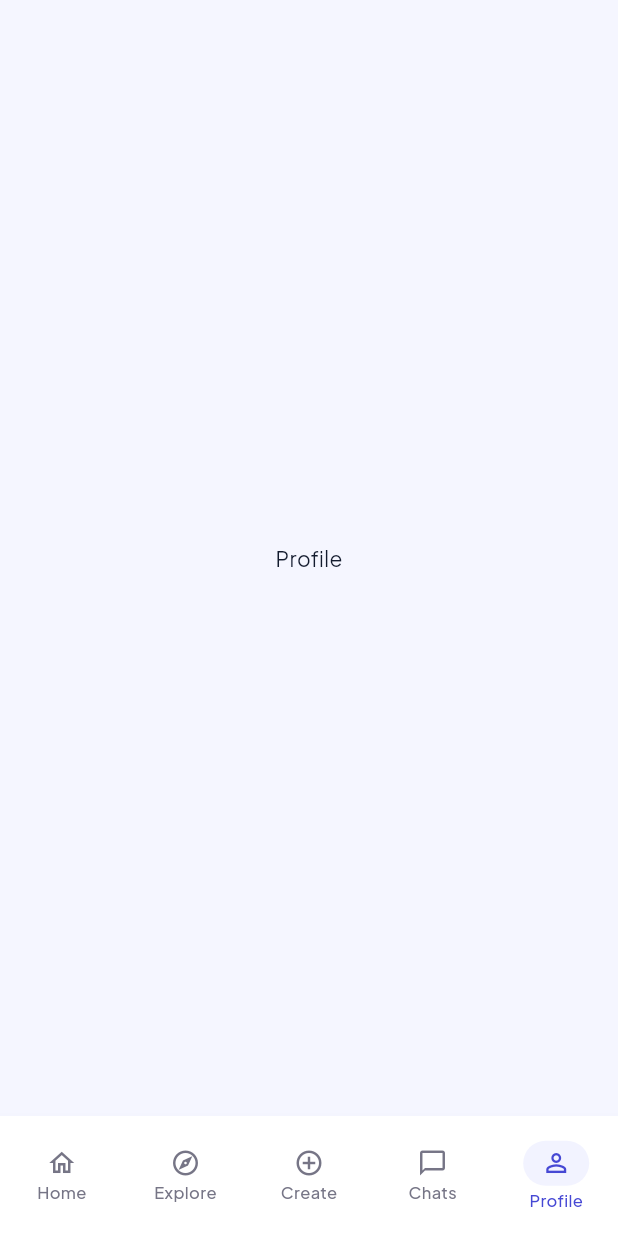
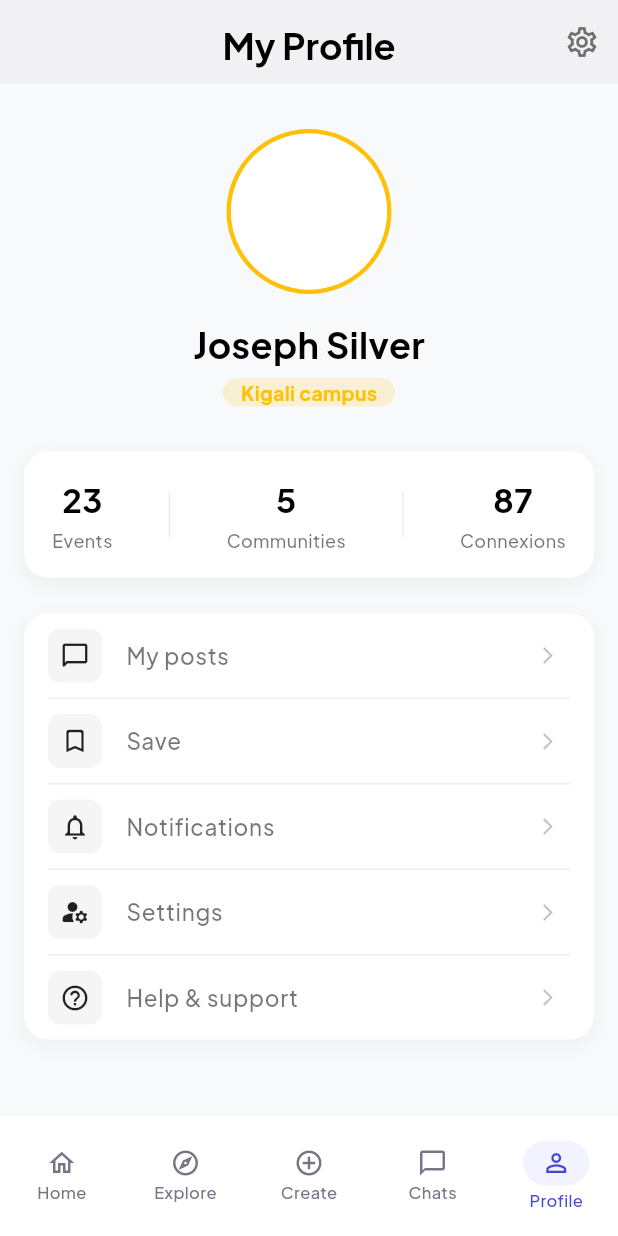
Before and after one commit to Udopara/Project1_Group-2, a Flutter app: the ProfileScreen screen opened by its route, on a phone screen of 412 x 824 dp. Run offline on Flutter 3.47's test engine with Material 3 defaults, Android fonts, the light colour scheme and no system bars; accounts and stored records are empty; network calls fail.

Commit message:
added features on profile

```diff
--- a/lib/ui/screens/profile_screen.dart
+++ b/lib/ui/screens/profile_screen.dart
@@ -6,9 +6,188 @@ class ProfileScreen extends StatelessWidget {
 
   @override
   Widget build(BuildContext context) {
-    return const Scaffold(
-      body: Center(child: Text('Profile')),
-      bottomNavigationBar: AppBottomNavBar(currentIndex: 4),
+    return Scaffold(
+      // we use blue/noir
+
+      backgroundColor: const Color(0xFFF8F9FA),
+
+      appBar: AppBar(
+        // Barre superieure avec le titre et l'icone d'engrenege
+        backgroundColor: Colors.grey[100],
+        elevation: 0.5,
+        automaticallyImplyLeading: false,
+        title: const Text(
+          'My Profile',
+          style: TextStyle(color: Colors.black, fontWeight: FontWeight.bold, fontSize: 24)
+        ),
+        actions: [
+          IconButton(
+            icon: const Icon(Icons.settings_outlined, color: Colors.black54),
+            onPressed: () {
+              // Action pour ouvrir les parametres
+            },
+          ),
+        ],
+      ),
+
+      //2. Le corps de l'ecran avec tout le design de la maquette
+      body: SingleChildScrollView(
+        child: Column(
+          children: [
+            const SizedBox(height: 30),
+
+            // 2.Photo de profile ambree
+
+            Center(
+              child: Container(
+                decoration: BoxDecoration(
+                  shape: BoxShape.circle,
+                  border: Border.all(color: Colors.amber, width: 3),
+
+                ),
+                child: const CircleAvatar(
+                  radius: 52,
+                  backgroundColor: Colors.white,
+
+                ),
+              ),
+            ),
+            const SizedBox(height: 16),
+            const Text(
+              'Joseph Silver',
+              style: TextStyle(fontSize: 24, fontWeight: FontWeight.bold, color: Colors.black),
+            ),
+            const SizedBox(height: 6),
+            //3. badge du campus
+            Container(
+              padding: const EdgeInsets.symmetric(horizontal: 12),
+              decoration: BoxDecoration(
+                color: Colors.amber.withAlpha(40), // Rend la couleur ambree tres transparente
+                borderRadius: BorderRadius.circular(20),
+              ),
+              child: const Text(
+                'Kigali campus',
+                style: TextStyle(fontSize: 13, color: Colors.amber, fontWeight:FontWeight.bold),
+              ),
+            ),
+            const SizedBox(height: 30),
+
+            // 4. Bloc des Statistiques (Carte flottante)
+
+            Padding(
+              padding: const EdgeInsets.symmetric(horizontal: 16.0),
+              child: Container(
+                padding: const EdgeInsets.symmetric(vertical: 16),
+                decoration: BoxDecoration(
+                  color: Colors.white,
+                  borderRadius: BorderRadius.circular(16),
+                  boxShadow: [
+                    BoxShadow(
+                      color: Colors.black.withValues(alpha: 0.04),
+                      blurRadius: 10,
+                      offset: const Offset(0, 4),
+                    ),
+                  ],
+                ),
+                child: Row(
+                  mainAxisAlignment: MainAxisAlignment.spaceAround,
+                  children: [
+                    _buildStatItem('23', 'Events'),
+                    Container(height: 30, width: 1, color: Colors.grey.withValues(alpha: 0.2)), // separateur vertical
+                    _buildStatItem('5', 'Communities'),
+                    Container(height: 30, width: 1, color: Colors.grey.withValues(alpha: 0.2)),
+                    _buildStatItem('87', 'Connexions'),
+                  ],
+                ),
+              ),
+            ),
+            const SizedBox(height: 24),
+
+            // 4. Le Menu : Style 'Clean State' sur fond blsnc pur
+            Container(
+              margin: const EdgeInsets.symmetric(horizontal: 16),
+              decoration: BoxDecoration(
+                color: Colors.white,
+                borderRadius: BorderRadius.circular(16),
+                boxShadow: [
+                  BoxShadow(
+                    color: Colors.black.withValues(alpha: 0.04),
+                    blurRadius: 10,
+                    offset: const Offset(0, 4),
+                  ),
+                ],
+              ),
+              child: Column(
+                children: [
+                  _buildMenuItem(Icons.chat_bubble_outline_rounded, 'My posts'),
+                  _buildDivider(),
+                  _buildMenuItem(Icons.bookmark_border_rounded, 'Save'),
+                  _buildDivider(),
+                  _buildMenuItem(Icons.notifications_outlined, 'Notifications'),
+                  _buildDivider(),
+                  _buildMenuItem(Icons.manage_accounts_rounded, 'Settings'),
+                  _buildDivider(),
+                  _buildMenuItem(Icons.help_outline_rounded, 'Help & support'),
+
+                ],
+              ),
+            ),
+
+            const SizedBox(height: 30),
+          ],
+
+        ),
+      ),
+      bottomNavigationBar: const AppBottomNavBar(currentIndex: 4),
+      );
+    }
+    Widget _buildStatItem(String count, String label) {
+    return Column(
+      children: [
+        Text(
+          count,
+          style: const TextStyle(fontSize: 22, fontWeight: FontWeight.bold, color: Colors.black),
+
+        ),
+        const SizedBox(height: 4),
+        Text(
+          label,
+          style: const TextStyle(fontSize: 12, color: Colors.black54, fontWeight: FontWeight.w500),
+        ),
+
+      ],
+    );
+  }
+
+  // Widget d'aide pour le menu
+
+  Widget _buildMenuItem(IconData icon, String title) {
+    return ListTile(
+      leading: Container(
+        padding: const EdgeInsets.all(8),
+        decoration: BoxDecoration(
+          color: Colors.grey[100],
+          borderRadius: BorderRadius.circular(8),
+        ),
+        child: Icon(icon, color: Colors.black87, size: 20),
+
+      ),
+      title: Text(
+        title,
+        style: const TextStyle(color: Colors.black54, fontSize: 15, fontWeight: FontWeight.w500)
+      ),
+      trailing: const Icon(Icons.arrow_forward_ios_rounded, color: Colors.black26, size: 14),
+      onTap: () {
+
+      },
+    );
+  }
+  Widget _buildDivider() {
+    return Divider(
+      color: Colors.grey[200],
+      height: 1,
+      indent: 16,
+      endIndent: 16,
     );
   }
 }
```
